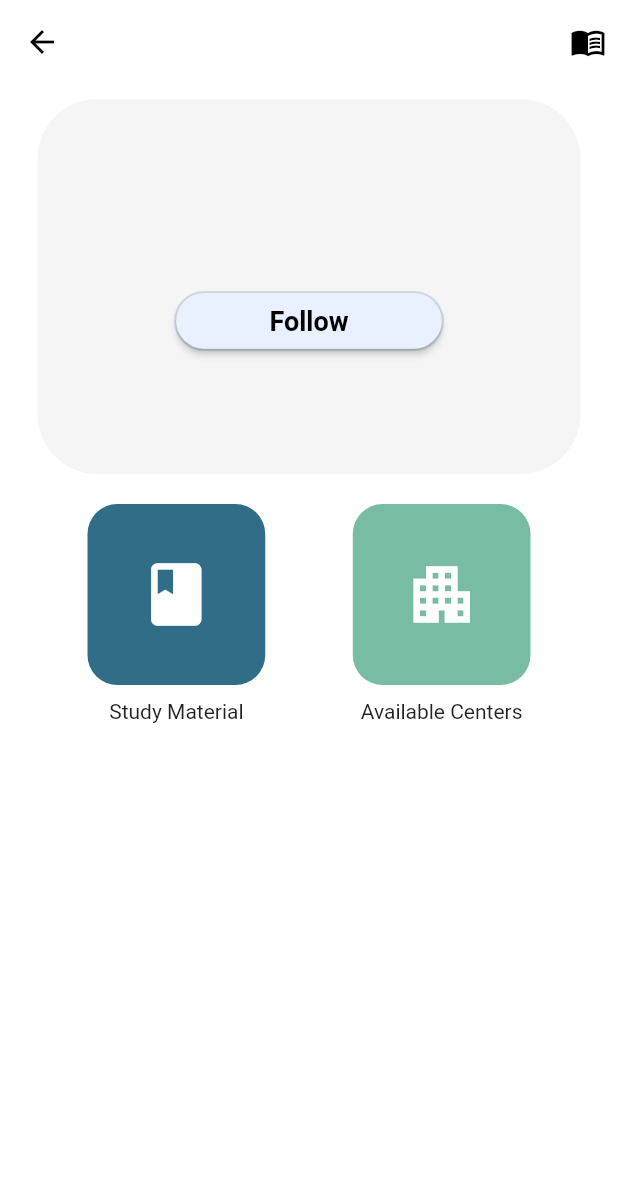
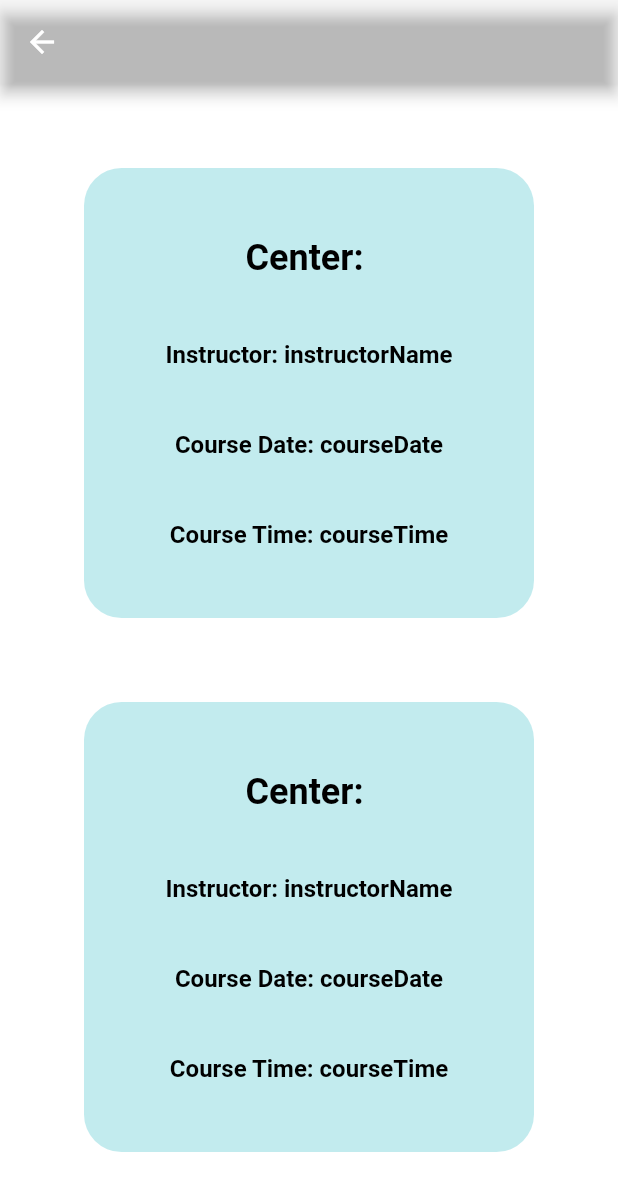
Before and after one commit to kareem2002-k/ClassMate, a Flutter app: the CourseInfo screen opened directly with empty values, after a tap on the "apartment" icon, on a phone screen of 412 x 824 dp. Shown: the top 1191 px of the screen. Run offline on Flutter 3.47's test engine with Material 2 defaults, Android fonts, the phone set to English and light mode, and no system bars; our stand-ins replace cloud_firestore, firebase_auth, firebase_core, flashy_tab_bar2; accounts and stored records are empty.

Commit message:
Available Centers

```diff
--- /dev/null
+++ b/lib/Classes/Schedule.dart
@@ -0,0 +1,14 @@
+class Schedule {
+  final String centerID;
+  final String centerName;
+  final String instructorName;
+  final String courseDate;
+  final String courseTime;
+
+  Schedule(
+      {required this.centerID,
+      required this.centerName,
+      required this.instructorName,
+      required this.courseDate,
+      required this.courseTime});
+}
--- /dev/null
+++ b/lib/pages/AvailableCenters.dart
@@ -0,0 +1,41 @@
+import 'package:class_mate/widgets/CenterItem.dart';
+import 'package:flutter/material.dart';
+
+class AvailableCenters extends StatefulWidget {
+  final String courseID;
+  const AvailableCenters({super.key, required this.courseID});
+
+  @override
+  State<AvailableCenters> createState() => _AvailableCentersState();
+}
+
+class _AvailableCentersState extends State<AvailableCenters> {
+  @override
+  Widget build(BuildContext context) {
+    final screenHeight = MediaQuery.of(context).size.height;
+    return Scaffold(
+      appBar: AppBar(
+        backgroundColor: Colors.transparent,
+      ),
+      body: Center(
+        child: Column(
+          mainAxisAlignment: MainAxisAlignment.spaceEvenly,
+          children: [
+            CenterItem(
+                centerID: "centerID",
+                centerName: "",
+                instructorName: "instructorName",
+                courseDate: "courseDate",
+                courseTime: "courseTime"),
+            CenterItem(
+                centerID: "centerID",
+                centerName: "",
+                instructorName: "instructorName",
+                courseDate: "courseDate",
+                courseTime: "courseTime")
+          ],
+        ),
+      ),
+    );
+  }
+}
--- a/lib/pages/CourseInfo.dart
+++ b/lib/pages/CourseInfo.dart
@@ -1,3 +1,4 @@
+import 'package:class_mate/pages/AvailableCenters.dart';
 import 'package:class_mate/services/firestore_service.dart';
 import 'package:flutter/material.dart';
 
@@ -258,7 +259,15 @@ class _CourseInfoState extends State<CourseInfo> {
                   Column(
                     children: [
                       GestureDetector(
-                        onTap: () {},
+                        onTap: () {
+                          Navigator.of(context).push(
+                            MaterialPageRoute(
+                              builder: (context) => AvailableCenters(
+                                courseID: '',
+                              ), // Replace with your CourseInfoScreen widget
+                            ),
+                          );
+                        },
                         child: Container(
                           margin: const EdgeInsets.fromLTRB(0, 20, 0, 0),
                           width: 118.50713348388672,
```
